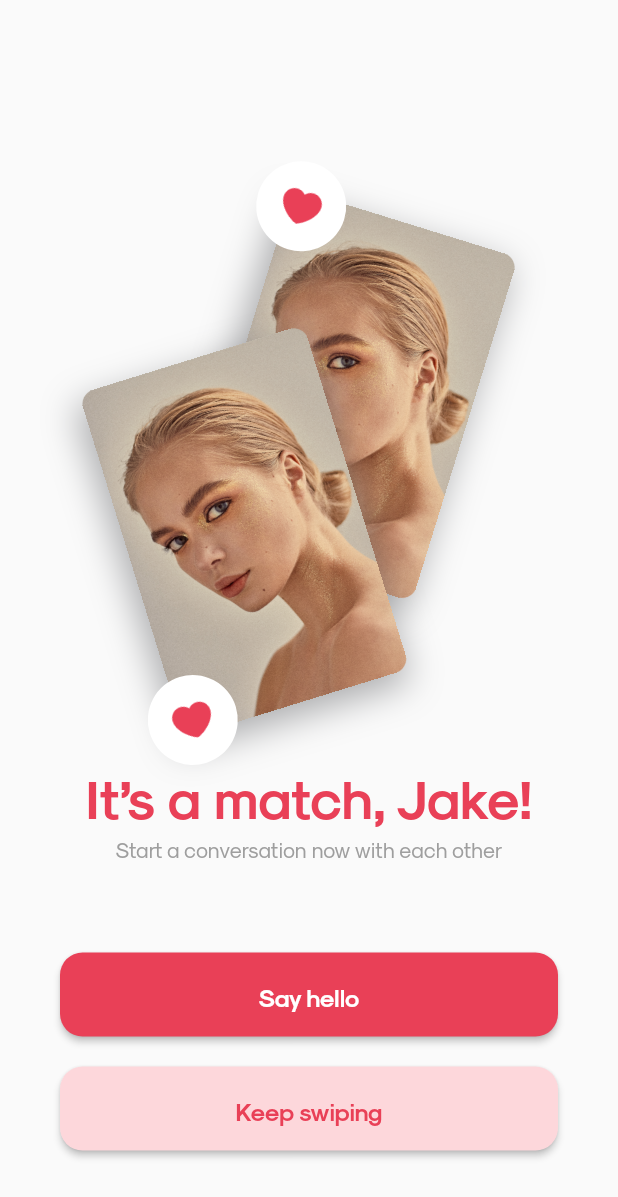
After one commit to pdong15dth/d_once, a Flutter app: the MatchFriendView screen opened by its route, on a phone screen of 412 x 824 dp. The commit adds this screen. Shown: the top 1197 px of the screen. Run offline on Flutter 3.47's test engine with Material 2 defaults, Android fonts, the phone set to English and light mode, and no system bars; our stand-ins replace carousel_slider, dartz, data_connection_checker, device_info, dio, easy_localization and 9 more; accounts and stored records are empty; generated files the repository leaves out were written again; network calls fail.

Commit message:
match friend

```diff
--- /dev/null
+++ b/lib/presentation/match_friend/match_friend.dart
@@ -0,0 +1,163 @@
+import 'package:d_once/presentation/resources/color_manager.dart';
+import 'package:d_once/presentation/resources/styles_manager.dart';
+import 'package:flutter/material.dart';
+import 'package:flutter/src/widgets/framework.dart';
+import 'package:flutter/src/widgets/placeholder.dart';
+
+class MatchFriendView extends StatefulWidget {
+  const MatchFriendView({super.key});
+
+  @override
+  State<MatchFriendView> createState() => _MatchFriendViewState();
+}
+
+class _MatchFriendViewState extends State<MatchFriendView> {
+  @override
+  Widget build(BuildContext context) {
+    return Scaffold(
+      body: Padding(
+        padding: const EdgeInsets.only(left: 40, right: 40),
+        child: Column(
+          children: [
+            SizedBox(
+              height: 50,
+            ),
+            Container(
+              width: double.infinity,
+              height: 450,
+              child: Stack(
+                alignment: Alignment.topCenter,
+                children: [
+                  Transform(
+                    transform: Matrix4.translationValues(75, 50, 0)
+                      ..rotateZ(0.3),
+                    child: Container(
+                        width: 200,
+                        height: 280,
+                        child: Stack(
+                          alignment: Alignment.center,
+                          children: [
+                            Container(
+                                width: 160,
+                                height: 240,
+                                decoration: BoxDecoration(
+                                  boxShadow: [
+                                    BoxShadow(
+                                      color: ColorManager.grey.withAlpha(150),
+                                      offset: Offset(-4, 8),
+                                      blurRadius: 20,
+                                    ),
+                                  ],
+                                ),
+                                child: Image.asset('assets/images/girl1.png')),
+                            Positioned(
+                              top: 0,
+                              left: 0,
+                              child: Container(
+                                width: 60,
+                                height: 60,
+                                decoration: BoxDecoration(
+                                  color: Colors.white,
+                                  borderRadius: BorderRadius.circular(60 / 2),
+                                ),
+                                child: IconButton(
+                                    onPressed: () {},
+                                    icon: Image.asset(
+                                      "assets/images/like-red.png",
+                                      width: 30,
+                                      height: 30,
+                                    )),
+                              ),
+                            ),
+                          ],
+                        )),
+                  ),
+                  Transform(
+                    transform: Matrix4.translationValues(-80, 200, 0)
+                      ..rotateZ(-0.3),
+                    child: Container(
+                        width: 200,
+                        height: 280,
+                        child: Stack(
+                          alignment: Alignment.center,
+                          children: [
+                            Container(
+                                width: 160,
+                                height: 240,
+                                decoration: BoxDecoration(
+                                  boxShadow: [
+                                    BoxShadow(
+                                      color: ColorManager.grey.withAlpha(150),
+                                      offset: Offset(-4, 8),
+                                      blurRadius: 20,
+                                    ),
+                                  ],
+                                ),
+                                child: Image.asset('assets/images/girl1.png')),
+                            Positioned(
+                              bottom: -0,
+                              left: -0,
+                              child: Container(
+                                width: 60,
+                                height: 60,
+                                decoration: BoxDecoration(
+                                  color: Colors.white,
+                                  borderRadius: BorderRadius.circular(60 / 2),
+                                ),
+                                child: IconButton(
+                                    onPressed: () {},
+                                    icon: Image.asset(
+                                      "assets/images/like-red.png",
+                                      width: 30,
+                                      height: 30,
+                                    )),
+                              ),
+                            ),
+                          ],
+                        )),
+                  ),
+                ],
+              ),
+            ),
+            Text(
+              "It’s a match, Jake!",
+              style: getBoldStyle(color: ColorManager.primary, fontSize: 36),
+            ),
+            Text(
+              "Start a conversation now with each other",
+            ),
+            SizedBox(
+              height: 60,
+            ),
+            SizedBox(
+              width: double.infinity,
+              height: 56,
+              child: ElevatedButton(
+                onPressed: () {},
+                child: Text(
+                  "Say hello",
+                  style: getBoldStyle(color: ColorManager.white, fontSize: 16),
+                ),
+              ),
+            ),
+            SizedBox(
+              height: 20,
+            ),
+            SizedBox(
+              width: double.infinity,
+              height: 56,
+              child: ElevatedButton(
+                style: ElevatedButton.styleFrom(backgroundColor: ColorManager.primaryOutline),
+                onPressed: () {},
+                child: Text(
+                  "Keep swiping",
+                  style: getBoldStyle(color: ColorManager.primary, fontSize: 16),
+                ),
+              ),
+            )
+          ],
+        ),
+      ),
+    );
+  }
+}
--- a/lib/presentation/resources/routes_manager.dart
+++ b/lib/presentation/resources/routes_manager.dart
@@ -1,6 +1,7 @@
 import 'package:d_once/presentation/home/home.dart';
 import 'package:d_once/presentation/login/login.dart';
 import 'package:d_once/presentation/main_tabbar_controller/main_tabbar_controller.dart';
+import 'package:d_once/presentation/match_friend/match_friend.dart';
 import 'package:d_once/presentation/onboarding/onboarding.dart';
 import 'package:d_once/presentation/register_use_phone/permission_friends/permission_friends.dart';
 import 'package:d_once/presentation/register_use_phone/permission_notifications/permission_notifications.dart';
@@ -38,7 +39,8 @@ class Routes {
   static const String registerRequestPermissionNotificationsRoute =
       "/registerRequestPermissionNotificationsRoute"; // update /registerRequestPermissionNotificationsRoute
   static const String forgotPasswordRoute = "/forgotPassword";
-  static const String mainRoute = "/"; // update /main
+  static const String mainRoute = "/main"; // update /main
+  static const String matchFriendRoute = "/matchFriendRoute"; // update /main
   static const String storeDetailsRoute = "/storeDetails";
 }
 
@@ -80,8 +82,9 @@ class RouteGenerator {
         return MaterialPageRoute(
             builder: (_) => const RequestPermissionNotificationView());
       case Routes.mainRoute:
-        return MaterialPageRoute(
-            builder: (_) => const MainTabbarController());
+        return MaterialPageRoute(builder: (_) => const MainTabbarController());
+      case Routes.matchFriendRoute:
+        return MaterialPageRoute(builder: (_) => const MatchFriendView());
 
       default:
         return unDefinedRoute();
```
